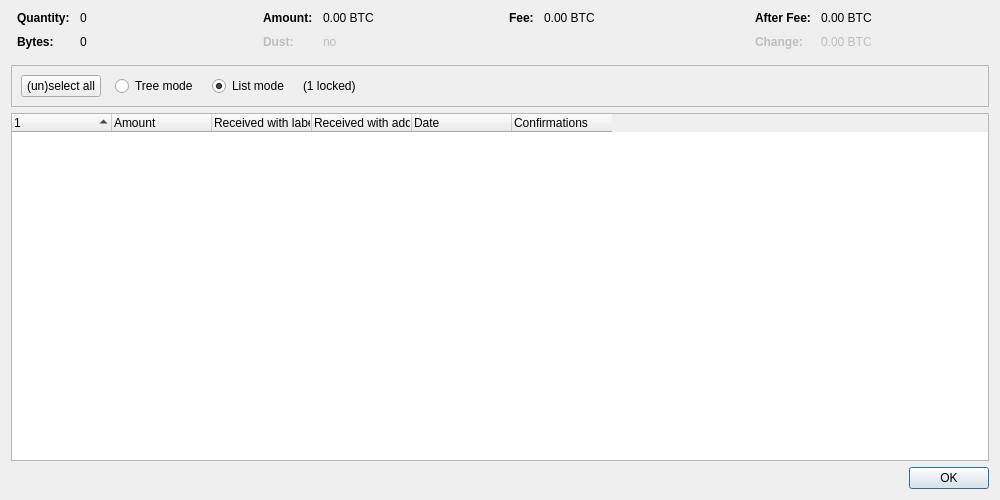
Old version of the form src/qt/forms/coincontroldialog.ui in the repository Crowndev/crown.
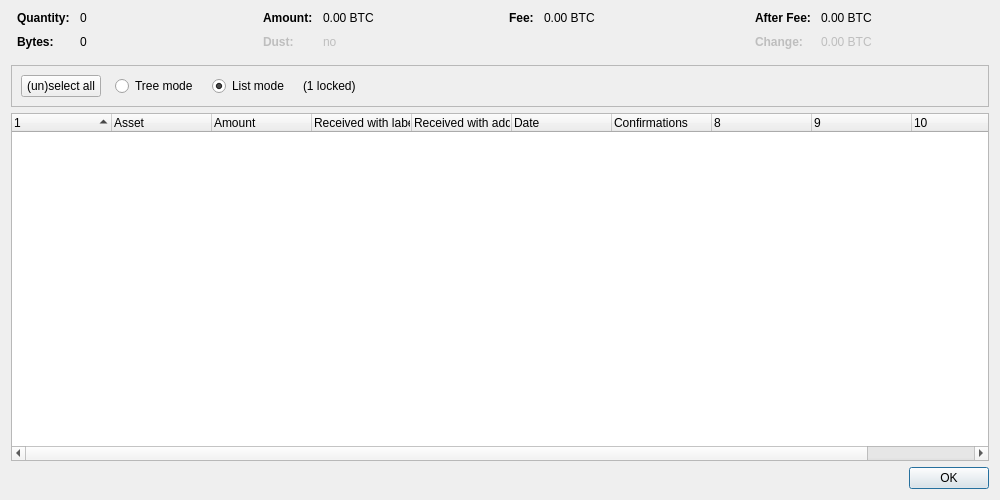
New version of the form. Custom widgets are drawn as their Qt base class.

Diff of the .ui file:
```diff
--- a/src/qt/forms/coincontroldialog.ui
+++ b/src/qt/forms/coincontroldialog.ui
@@ -402,7 +402,7 @@
       <bool>false</bool>
      </property>
      <property name="columnCount">
-      <number>6</number>
+      <number>11</number>
      </property>
      <attribute name="headerShowSortIndicator" stdset="0">
       <bool>true</bool>
@@ -415,6 +415,11 @@
        <string/>
       </property>
      </column>
+     <column>
+      <property name="text">
+       <string>Asset</string>
+      </property>
+     </column>
      <column>
       <property name="text">
        <string>Amount</string>
```
